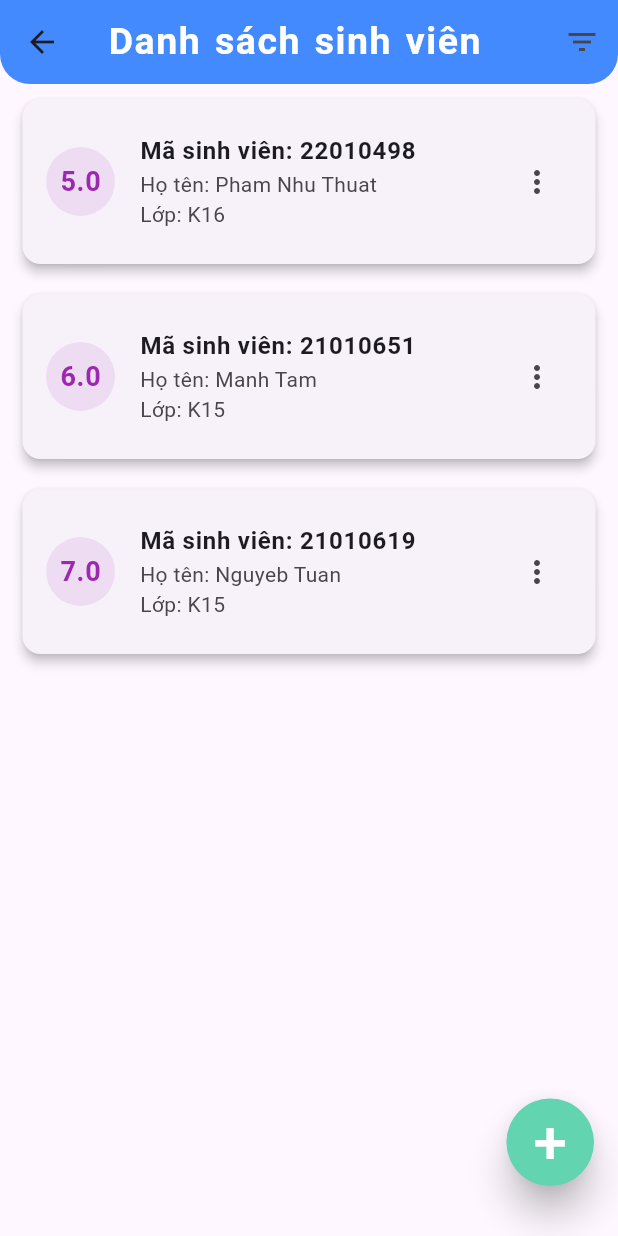
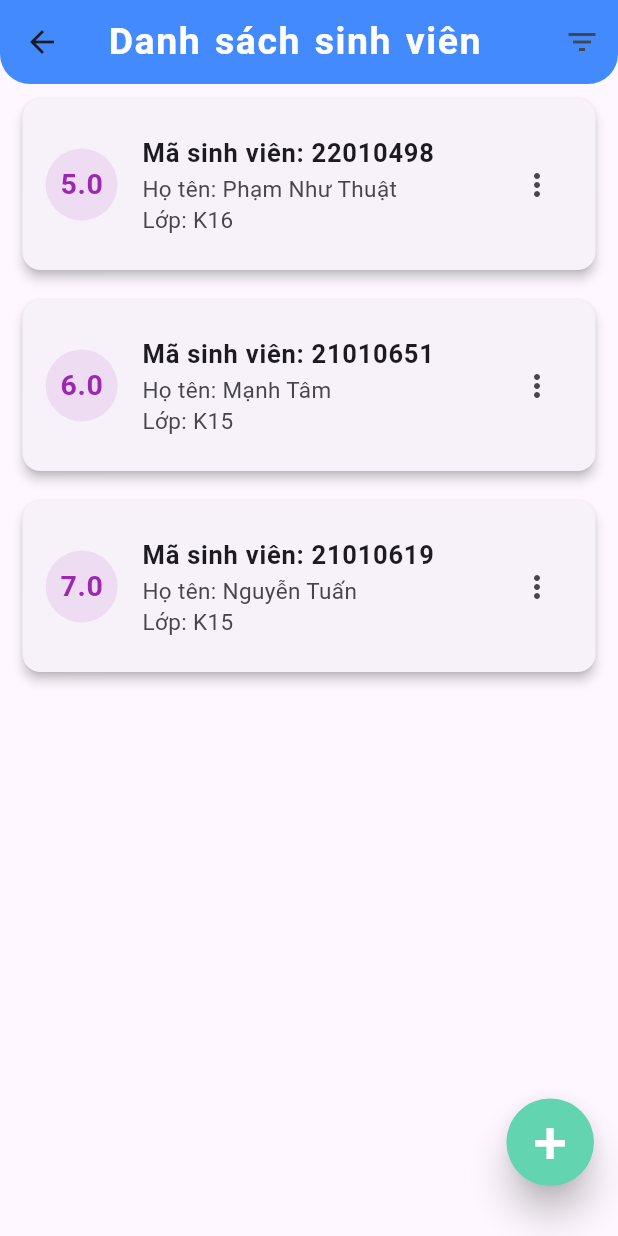
Before and after one commit to n4tsukii/bt-giua-ky, a Flutter app: the ql_sinhvien screen opened directly, on a phone screen of 412 x 824 dp. Run offline on Flutter 3.47's test engine with Material 3 defaults, Android fonts, the phone set to English and light mode, and no system bars.

Commit message:
sửa 1 chút

```diff
--- a/lib/models/monhoc.dart
+++ b/lib/models/monhoc.dart
@@ -14,9 +14,9 @@ class Monhoc {
 
 class MonHocState with ChangeNotifier{
   List<Monhoc> listMonHoc = [
-    Monhoc(ten: "Toan", tinChi: 3),
-    Monhoc(ten: "Hoa", tinChi: 3),
-    Monhoc(ten: "Ly", tinChi: 2),
+    Monhoc(ten: "Toán", tinChi: 3),
+    Monhoc(ten: "Lý", tinChi: 3),
+    Monhoc(ten: "Hóa", tinChi: 2),
   ];
   List<Monhoc> get course => listMonHoc;
 
--- a/lib/models/sinhvien.dart
+++ b/lib/models/sinhvien.dart
@@ -18,9 +18,9 @@ class SinhVien {
 class StudentProvider with ChangeNotifier {
   double threshold = 0.0;
   List<SinhVien> dsSV = [
-    SinhVien(maSV: 22010498, hoten: "Pham Nhu Thuat", diem: 5, lop: "K16"),
-    SinhVien(maSV: 21010651, hoten: "Manh Tam", diem: 6, lop: "K15"),
-    SinhVien(maSV: 21010619, hoten: "Nguyeb Tuan", diem: 7, lop: "K15")
+    SinhVien(maSV: 22010498, hoten: "Phạm Như Thuật", diem: 5, lop: "K16"),
+    SinhVien(maSV: 21010651, hoten: "Mạnh Tâm", diem: 6, lop: "K15"),
+    SinhVien(maSV: 21010619, hoten: "Nguyễn Tuấn", diem: 7, lop: "K15")
   ];
   List<SinhVien> get currentStudent => filterStudents(threshold);
 
--- a/lib/widgets/sinhvien/display_listSV.dart
+++ b/lib/widgets/sinhvien/display_listSV.dart
@@ -40,7 +40,7 @@ class _DanhSachSinhVienState extends State<DanhSachSinhVien> {
                             student.diem.toString(),
                             style: const TextStyle(
                               fontWeight: FontWeight.bold,
-                              fontSize: 18,
+                              fontSize: 19,
                               color: Colors.purple,
                             ),
                           ),
@@ -48,7 +48,7 @@ class _DanhSachSinhVienState extends State<DanhSachSinhVien> {
                         title: Text(
                           'Mã sinh viên: ${student.maSV}',
                           style: const TextStyle(
-                            fontSize: 16,
+                            fontSize: 17,
                             fontWeight: FontWeight.bold,
                           ),
                         ),
@@ -57,11 +57,11 @@ class _DanhSachSinhVienState extends State<DanhSachSinhVien> {
                           children: [
                             Text(
                               'Họ tên: ${student.hoten}',
-                              style: const TextStyle(fontSize: 14),
+                              style: const TextStyle(fontSize: 15),
                             ),
                             Text(
                               'Lớp: ${student.lop}',
-                              style: const TextStyle(fontSize: 14),
+                              style: const TextStyle(fontSize: 15),
                             ),
                           ],
                         ),
```
Also changed, not shown: lib/widgets/ql_monhoc.dart (+2 -73 lines).
